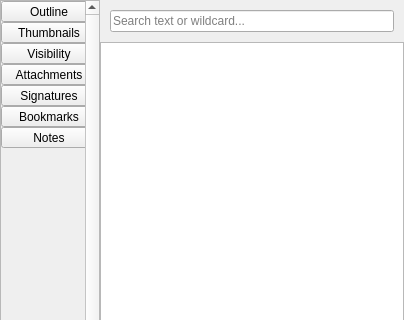
Old version of the form Pdf4QtLibGui/pdfsidebarwidget.ui in the repository lidiriel/inkpage; both pictures show x 0 to 404 and y 0 to 320 of the 404 by 778 pixel window.
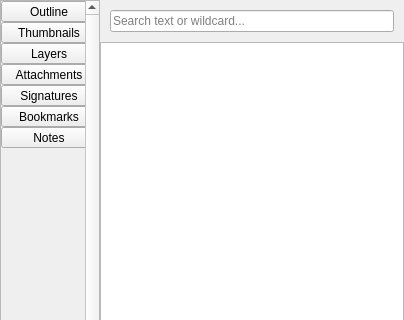
New version of the form. Icons and pictures are not drawn.

Commit message: Layers page in the sidebar: active layer, create, rename, delete, order, print

What changed in the file:
```diff
--- a/Pdf4QtLibGui/pdfsidebarwidget.ui
+++ b/Pdf4QtLibGui/pdfsidebarwidget.ui
@@ -145,7 +145,10 @@
             </size>
            </property>
            <property name="text">
-            <string>Visibility</string>
+            <string>Layers</string>
+           </property>
+           <property name="toolTip">
+            <string>Layers - show, hide, print, create and order the layers; the new drawings go in the active layer (bold)</string>
            </property>
            <property name="icon">
             <iconset resource="pdf4qtlibgui.qrc">
```
Left out of the diff: 2 changed lines with no effect on the pictures. The commit also changes 19 other files.
